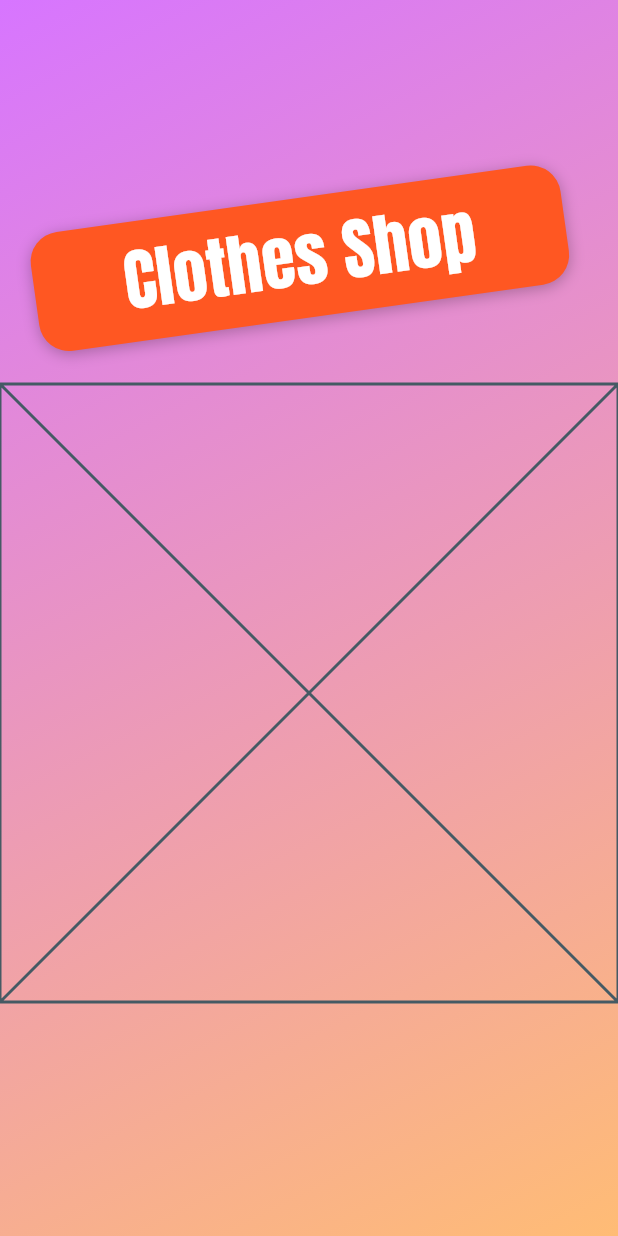
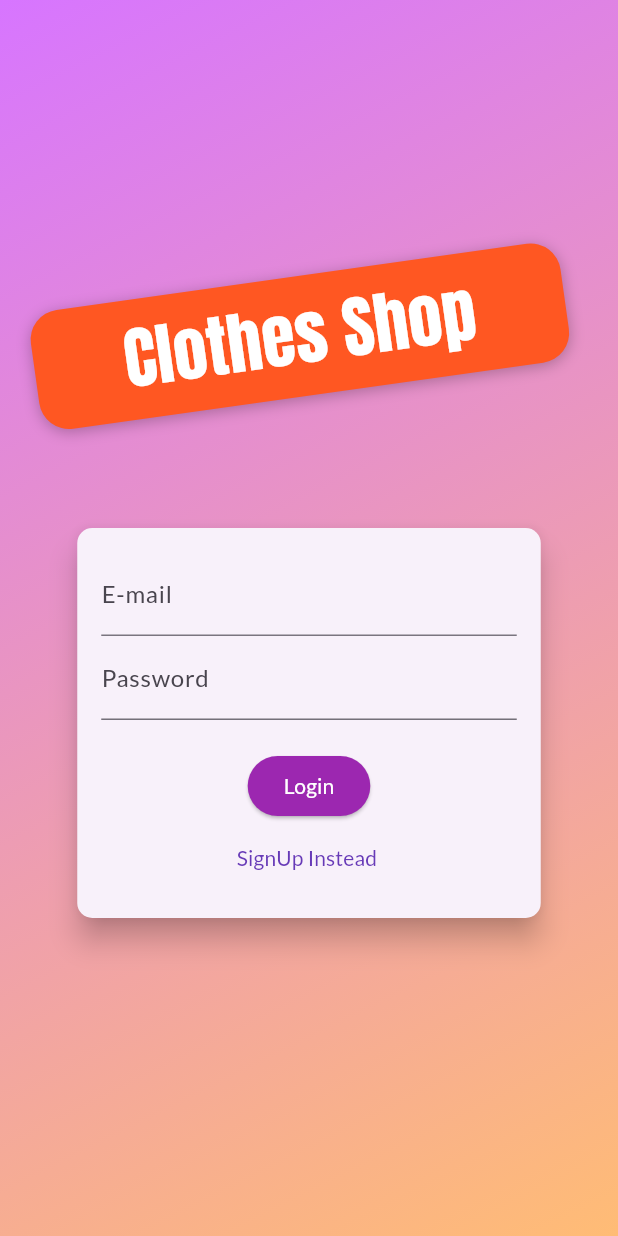
Before and after one commit to zakiabuqaoud/Auth_Pages_Task, a Flutter app: the screen it shows after launch, on a phone screen of 412 x 824 dp. Run offline on Flutter 3.47's test engine with Material 2 defaults, Android fonts, the phone set to English and light mode, and no system bars.

Commit message:
finish auth screen

```diff
--- /dev/null
+++ b/lib/enum/auth_mode.dart
@@ -0,0 +1 @@
+enum AuthMode { Login, SignUp, }
--- a/lib/screens/auth_screen.dart
+++ b/lib/screens/auth_screen.dart
@@ -70,6 +70,7 @@ class AuthScreen extends StatelessWidget {
                       ),
                     ),
                   ),
+                  const SizedBox(height: 40,),
                   //second Flexible contain on Auth Card
                   Flexible(
                     flex: deviceSize.width > 600 ? 2 : 1,
--- a/lib/widgets/auth_card.dart
+++ b/lib/widgets/auth_card.dart
@@ -1,4 +1,7 @@
 import 'package:flutter/material.dart';
+
+//import to my files
+import '.././enum/auth_mode.dart';
 
 class AuthCard extends StatefulWidget {
   const AuthCard({Key? key}) : super(key: key);
@@ -7,9 +10,189 @@ class AuthCard extends StatefulWidget {
   State<AuthCard> createState() => _AuthCardState();
 }
 
-class _AuthCardState extends State<AuthCard> {
+class _AuthCardState extends State<AuthCard>
+    with SingleTickerProviderStateMixin {
+  // I use SingleTickerProviderStateMixin => use animation and access to vsync
+
+  final GlobalKey<FormState> _formKey = GlobalKey();
+  AuthMode _authMode = AuthMode.Login;
+  final Map<String, String> _authInformation = {
+    "email": "",
+    "password": "",
+  };
+
+  late var _isLoading = false;
+  final _passwordController = TextEditingController();
+
+  late AnimationController _animationController;
+  late Animation<Offset> _slideAnimation;
+  late Animation<double> _opacityAnimation;
+
+  @override
+  void initState() {
+    _animationController = AnimationController(
+      vsync: this,
+      duration: const Duration(milliseconds: 300),
+    );
+    _slideAnimation = Tween<Offset>(
+      begin: const Offset(0, -15),
+      end: const Offset(0, 0),
+    ).animate(
+      CurvedAnimation(
+          parent: _animationController, curve: Curves.fastOutSlowIn),
+    );
+    _opacityAnimation = Tween<double>(
+      begin: 0.5,
+      end: 0.6,
+    ).animate(
+        CurvedAnimation(parent: _animationController, curve: Curves.easeIn));
+
+    super.initState();
+  }
+
+  Future<void> submit() async {
+    if (!_formKey.currentState!.validate()) {
+      return;
+    }
+    setState(() {
+      _isLoading = true;
+    });
+
+    try {} catch (message) {
+      return;
+    }
+    setState(() {
+      _isLoading = false;
+    });
+  }
+
+  void switchAuthMode() {
+    if (_authMode == AuthMode.SignUp) {
+      setState(() {
+        _authMode = AuthMode.Login;
+      });
+      _animationController.forward();
+    } else {
+      setState(() {
+        _authMode = AuthMode.SignUp;
+      });
+      _animationController.reverse();
+
+    }
+
+  }
+
+  @override
+  void dispose() {
+    // TODO: implement dispose
+    super.dispose();
+    _animationController.dispose();
+  }
+
   @override
   Widget build(BuildContext context) {
-    return const Placeholder();
+    final deviceSize = MediaQuery.of(context).size;
+    return Card(
+      elevation: 8.0,
+      shape: RoundedRectangleBorder(
+        borderRadius: BorderRadius.circular(10),
+      ),
+      child: AnimatedContainer(
+        duration: const Duration(milliseconds: 300),
+        curve: Curves.easeIn,
+        height: _authMode == AuthMode.SignUp ? 320 : 260,
+        width: deviceSize.width * 0.75,
+        padding: const EdgeInsets.all(16),
+        constraints:
+            BoxConstraints(minHeight: _authMode == AuthMode.SignUp ? 320 : 260),
+        child: Form(
+          key: _formKey,
+          child: SingleChildScrollView(
+            child: Column(
+              children: [
+                // Email TextFormField
+                TextFormField(
+                  decoration: const InputDecoration(labelText: "E-mail"),
+                  keyboardType: TextInputType.emailAddress,
+                  validator: (val) {
+                    if (val!.isEmpty || !val.contains("@")) {
+                      return "Invalid email";
+                    } else {
+                      return null;
+                    }
+                  },
+                  onSaved: (val) {
+                    _authInformation["email"] = val!;
+                  },
+                ),
+                // Password TextFormField
+                TextFormField(
+                  decoration: const InputDecoration(labelText: "Password"),
+                  obscureText: true,
+                  controller: _passwordController,
+                  validator: (val) {
+                    if (val!.isEmpty || val.length < 8) {
+                      return "Password is too short";
+                    } else {
+                      return null;
+                    }
+                  },
+                  onSaved: (val) {
+                    _authInformation["password"] = val!;
+                  },
+                ),
+                // Password Confirm TextFormField
+                AnimatedContainer(
+                  duration: const Duration(milliseconds: 300),
+                  constraints: BoxConstraints(
+                    minHeight: _authMode == AuthMode.SignUp ? 60 : 0,
+                    maxHeight: _authMode == AuthMode.SignUp ? 120 : 0,
+                  ),
+                  curve: Curves.easeIn,
+                  child: FadeTransition(
+                    opacity: _opacityAnimation,
+                    child: TextFormField(
+                      enabled: _authMode == AuthMode.SignUp,
+                      decoration: const InputDecoration(
+                          labelText: "Confirm Password"),
+                      obscureText: true,
+                      validator: _authMode == AuthMode.SignUp
+                          ? (val) {
+                              if (val != _passwordController.text) {
+                                return "Password do not match";
+                              } else {
+                                return null;
+                              }
+                            }
+                          : null,
+                    ),
+                  ),
+                ),
+                const SizedBox(
+                  height: 20,
+                ),
+                if (_isLoading)
+                  const CircularProgressIndicator()
+                else
+                  ElevatedButton(
+                    onPressed: submit,
+                    style: ElevatedButton.styleFrom(
+                      backgroundColor: Theme.of(context).primaryColor,
+                      foregroundColor: Colors.white,
+                    ),
+                    child: Text(
+                        _authMode == AuthMode.SignUp ? "Sign Up" : "Login"),
+                  ),
+                TextButton(
+                  onPressed: switchAuthMode,
+                  child: Text(
+                      "${_authMode == AuthMode.SignUp ? "Login" : "SignUp"} Instead "),
+                ),
+              ],
+            ),
+          ),
+        ),
+      ),
+    );
   }
 }
```
